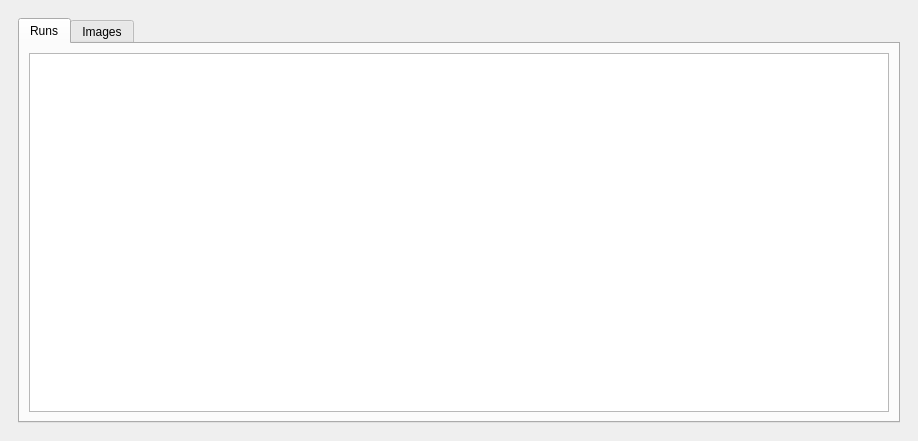
This is image_loader_dockwidget_base.ui in Drew973/PTS_image_loader as Qt 5 draws it before an edit. The edited form follows.
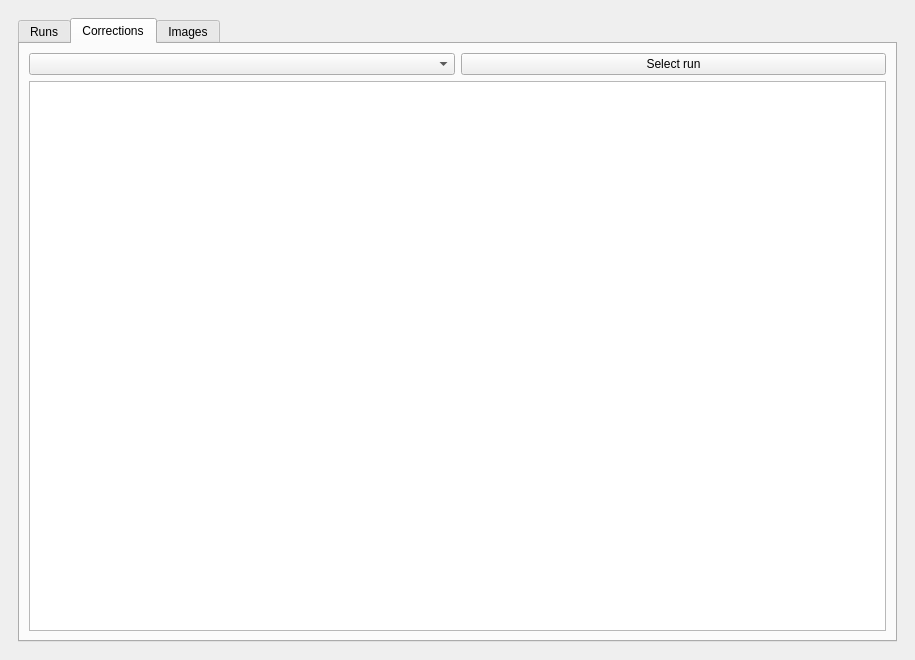
This is the edited form. The open tabs and pages were chosen to show the change. Custom widgets are drawn as their Qt base class.

Commit message: multiple chainage,offset corrections per run.

The edit to the form file:
```diff
--- a/image_loader_dockwidget_base.ui
+++ b/image_loader_dockwidget_base.ui
@@ -6,8 +6,8 @@
    <rect>
     <x>0</x>
     <y>0</y>
-    <width>918</width>
-    <height>441</height>
+    <width>915</width>
+    <height>660</height>
    </rect>
   </property>
   <property name="windowTitle">
@@ -46,6 +46,44 @@
            </item>
           </layout>
          </widget>
+         <widget class="QWidget" name="tab">
+          <attribute name="title">
+           <string>Corrections</string>
+          </attribute>
+          <layout class="QVBoxLayout" name="verticalLayout">
+           <item>
+            <layout class="QHBoxLayout" name="horizontalLayout">
+             <item>
+              <widget class="QComboBox" name="runBox">
+               <property name="toolTip">
+                <string>&lt;html&gt;&lt;head/&gt;&lt;body&gt;&lt;p&gt;Show corrections for this run.&lt;/p&gt;&lt;/body&gt;&lt;/html&gt;</string>
+               </property>
+              </widget>
+             </item>
+             <item>
+              <widget class="QPushButton" name="selectRunButton">
+               <property name="toolTip">
+                <string>&lt;html&gt;&lt;head/&gt;&lt;body&gt;&lt;p&gt;Select this run in the runs table.&lt;/p&gt;&lt;/body&gt;&lt;/html&gt;</string>
+               </property>
+               <property name="text">
+                <string>Select run</string>
+               </property>
+              </widget>
+             </item>
+            </layout>
+           </item>
+           <item>
+            <widget class="correctionsView" name="correctionsView">
+             <property name="selectionMode">
+              <enum>QAbstractItemView::MultiSelection</enum>
+             </property>
+             <property name="selectionBehavior">
+              <enum>QAbstractItemView::SelectRows</enum>
+             </property>
+            </widget>
+           </item>
+          </layout>
+         </widget>
          <widget class="QWidget" name="images">
           <attribute name="title">
            <string>Images</string>
@@ -85,6 +123,11 @@
    <extends>QTreeView</extends>
    <header>image_loader.runs_view</header>
   </customwidget>
+  <customwidget>
+   <class>correctionsView</class>
+   <extends>QTableView</extends>
+   <header>image_loader.corrections_view</header>
+  </customwidget>
  </customwidgets>
  <resources/>
  <connections/>
```
Left out of the diff: 2 changed lines with no effect on the pictures. The commit also changes 80 other files.
